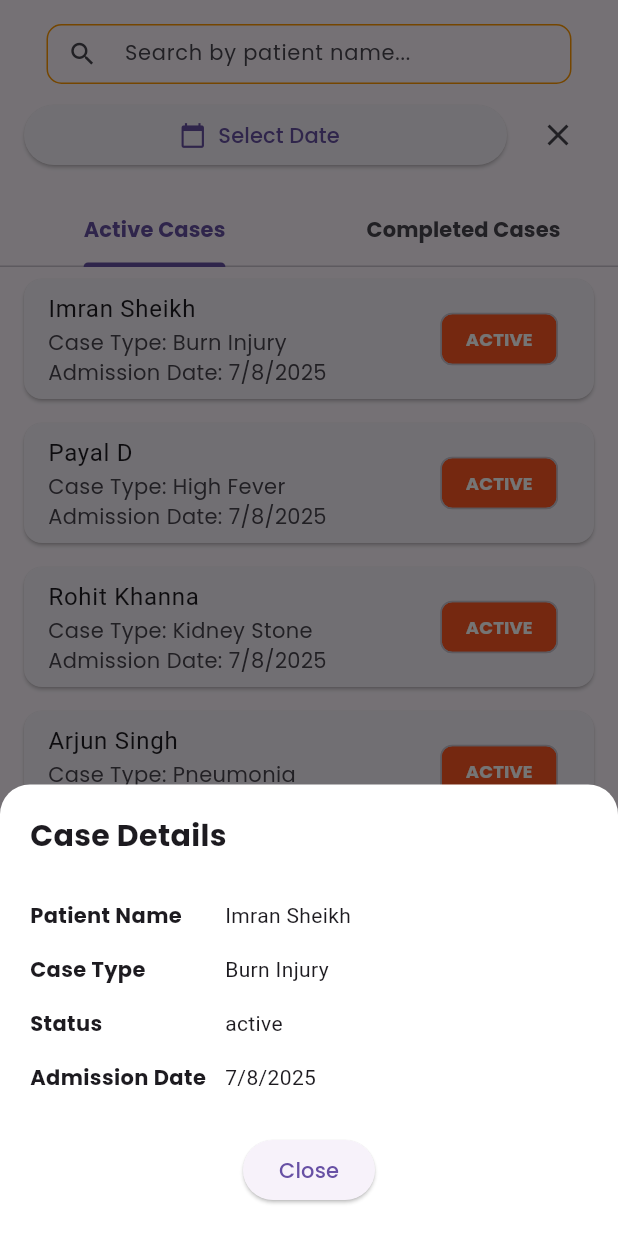
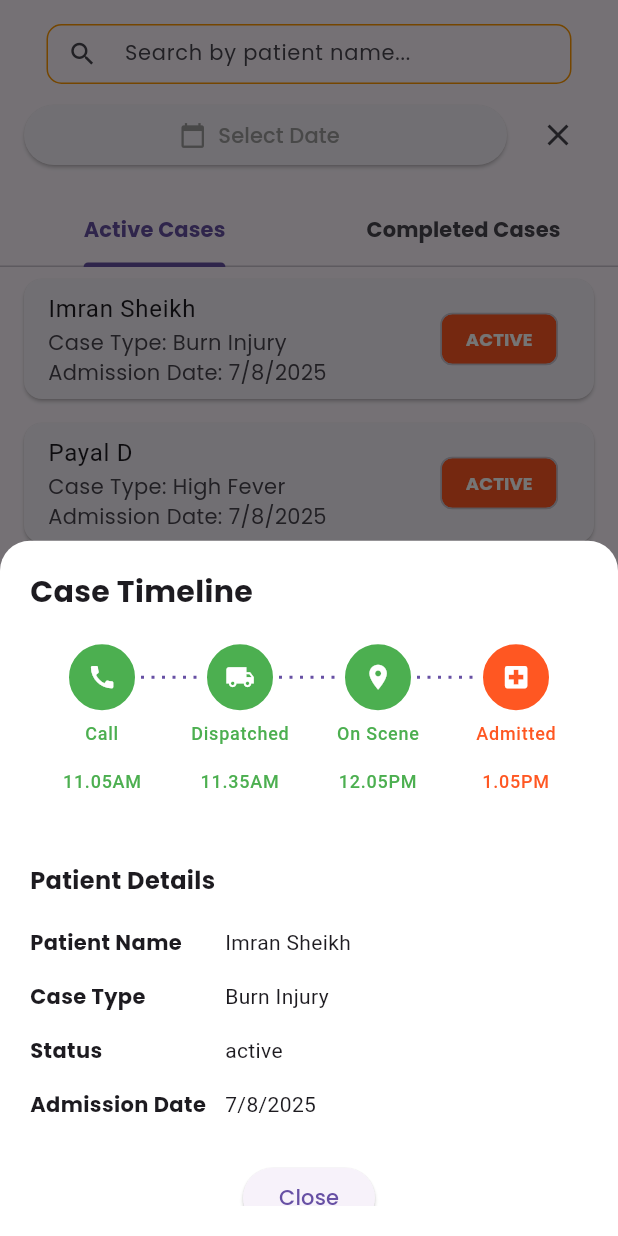
Before and after one commit to Gopisahu480/golden_hour_app, a Flutter app: the CasesView widget shown alone on an empty page, opened directly, after a tap on "Imran Sheikh", on a phone screen of 412 x 824 dp. Run offline on Flutter 3.47's test engine with Material 3 defaults, Android fonts, the light colour scheme and no system bars; drawn by our look-alikes of easy_stepper; our stand-ins replace another_flutter_splash_screen, flutter_animate, get, google_fonts.

Commit message:
timeline Add UI changes

```diff
--- a/lib/modules/attender/attender_form_screen.dart
+++ b/lib/modules/attender/attender_form_screen.dart
@@ -108,8 +108,8 @@ class NurseFormScreen extends StatelessWidget {
                   // Info Box
                   Container(
                     margin: const EdgeInsets.symmetric(
-                      horizontal: 16.0,
-                      vertical: 12.0,
+                      horizontal: 0.0,
+                      vertical: 8.0,
                     ),
                     padding: const EdgeInsets.all(16.0),
                     decoration: BoxDecoration(
@@ -136,7 +136,7 @@ class NurseFormScreen extends StatelessWidget {
                           child: Text(
                             'Enter patient information and select the hospital for ambulance transport.',
                             style: GoogleFonts.poppins(
-                              fontSize: 15,
+                              fontSize: 13,
                               fontWeight: FontWeight.w600,
                               color: Colors.grey.shade900,
                               letterSpacing: 0.5,
--- a/lib/modules/head_doctor/screen/cases_view.dart
+++ b/lib/modules/head_doctor/screen/cases_view.dart
@@ -1,3 +1,4 @@
+import 'package:easy_stepper/easy_stepper.dart';
 import 'package:flutter/material.dart';
 import 'package:get/get.dart';
 import 'package:golden_hour_app/modules/head_doctor/controller/head_doctor_controller.dart';
@@ -72,13 +73,18 @@ class CasesView extends StatelessWidget {
                           );
                           _selectedDate.value = pickedDate;
                         },
-                        icon: const Icon(Icons.calendar_today),
+                        icon: const Icon(
+                          Icons.calendar_today,
+                          color: Colors.grey,
+                        ),
                         label: Obx(
                           () => Text(
                             _selectedDate.value != null
                                 ? _formatDate(_selectedDate.value!)
                                 : 'Select Date',
-                            style: GoogleFonts.poppins(),
+                            style: GoogleFonts.poppins(
+                              color: Colors.grey.shade500,
+                            ),
                           ),
                         ),
                       ),
@@ -205,18 +211,74 @@ class CasesView extends StatelessWidget {
             topRight: Radius.circular(20),
           ),
         ),
+        child: SingleChildScrollView(
           child: Column(
             crossAxisAlignment: CrossAxisAlignment.start,
             mainAxisSize: MainAxisSize.min,
             children: [
               Text(
-              'Case Details',
+                'Case Timeline',
                 style: GoogleFonts.poppins(
                   fontSize: 20,
                   fontWeight: FontWeight.bold,
                 ),
               ),
               const SizedBox(height: 20),
+
+              // Timeline using EasyStepper
+              Column(
+                children: [
+                  EasyStepper(
+                    activeStep: 3,
+                    stepShape: StepShape.circle,
+                    stepRadius: 22, // ⬅️ step size chhota
+                    stepBorderRadius: 15,
+                    borderThickness: 2,
+                    finishedStepBorderColor: Colors.green,
+                    finishedStepTextColor: Colors.green,
+                    finishedStepBackgroundColor: Colors.green,
+                    activeStepIconColor: Colors.white,
+                    activeStepTextColor: Colors.deepOrange,
+                    activeStepBorderColor: Colors.deepOrange,
+                    activeStepBackgroundColor: Colors.deepOrange,
+                    unreachedStepBorderColor: Colors.grey,
+                    unreachedStepTextColor: Colors.grey,
+                    showLoadingAnimation: false,
+
+                    // internalPadding: 22,
+                    padding: const EdgeInsets.symmetric(horizontal: 1),
+                    steps: const [
+                      EasyStep(
+                        icon: Icon(Icons.call),
+                        title: 'Call\n\n11.05AM\n',
+                      ),
+                      EasyStep(
+                        icon: Icon(Icons.local_shipping),
+                        title: 'Dispatched\n\n11.35AM\n',
+                      ),
+                      EasyStep(
+                        icon: Icon(Icons.location_on),
+                        title: 'On Scene\n\n12.05PM\n',
+                      ),
+                      EasyStep(
+                        icon: Icon(Icons.local_hospital),
+                        title: 'Admitted\n\n1.05PM\n',
+                      ),
+                    ],
+                  ),
+                ],
+              ),
+
+              const SizedBox(height: 30),
+
+              Text(
+                'Patient Details',
+                style: GoogleFonts.poppins(
+                  fontSize: 16,
+                  fontWeight: FontWeight.bold,
+                ),
+              ),
+              const SizedBox(height: 12),
               _buildDetailRow('Patient Name', medicalCase.patientName),
               _buildDetailRow('Case Type', medicalCase.caseType),
               _buildDetailRow('Status', medicalCase.status),
@@ -237,6 +299,7 @@ class CasesView extends StatelessWidget {
                 ),
               ),
             ],
+          ),
         ),
       ),
     );
--- a/lib/modules/otp_login/otp_verification_screen.dart
+++ b/lib/modules/otp_login/otp_verification_screen.dart
@@ -27,9 +27,9 @@ class OTPVerificationScreen extends StatelessWidget {
                 Text(
                   "Enter Verification Code",
                   style: GoogleFonts.poppins(
-                    fontSize: 18,
+                    fontSize: 20,
                     color: Colors.black,
-                    fontWeight: FontWeight.w400,
+                    fontWeight: FontWeight.bold,
                   ),
                 ),
                 const SizedBox(height: 20),
--- a/lib/modules/otp_login/password_screen.dart
+++ b/lib/modules/otp_login/password_screen.dart
@@ -111,7 +111,7 @@ class PasswordEntryScreen extends StatelessWidget {
             Text(
               "Enter Password",
               style: GoogleFonts.poppins(
-                fontSize: 18,
+                fontSize: 20,
                 fontWeight: FontWeight.bold,
               ),
             ),
--- a/pubspec.yaml
+++ b/pubspec.yaml
@@ -47,8 +47,7 @@ dependencies:
   flutter_animate: ^4.5.0
   google_fonts: ^6.2.0
   flutter_form_builder: ^9.3.0
-  excel: ^4.0.6
-  pdf: ^3.11.3
+  easy_stepper: ^0.8.5+1
 dev_dependencies:
   flutter_test:
     sdk: flutter
```
Also changed, not shown: lib/modules/head_doctor/screen/assign_patient_screen.dart (+43 -41 lines), pubspec.lock. Lines whose indentation alone changed are shown as unchanged.
